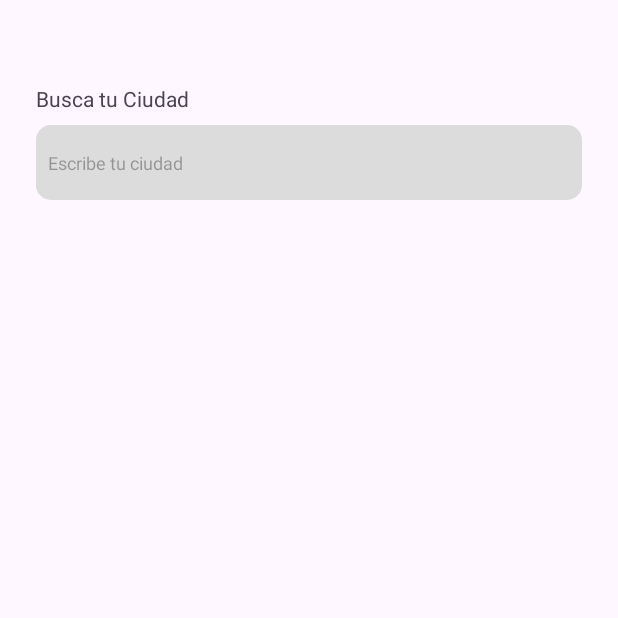
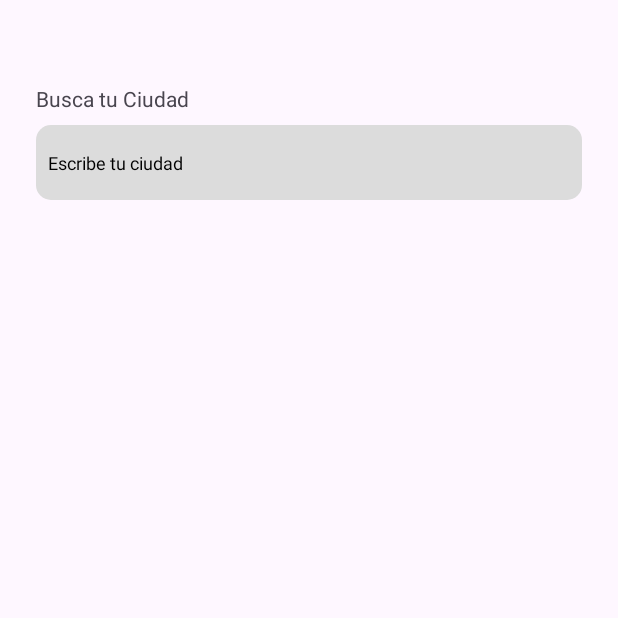
Before and after one commit to DanyMeza/OpenWeatherMap, an Android app: the CityListActivity screen opened directly, with no data from a screen before it, on a phone screen of 412 x 824 dp, the top half of it. Run offline under Robolectric (Android 15) with nearby library versions, the light colour scheme and no system bars.

Commit message:
Final final commit

```diff
--- a/app/src/main/java/meza/jonathan/openweathermap/Activity/CityListActivity.kt
+++ b/app/src/main/java/meza/jonathan/openweathermap/Activity/CityListActivity.kt
@@ -41,11 +41,11 @@ class CityListActivity : AppCompatActivity() {
                     count: Int,
                     after: Int
                 ) {
-                    TODO("Not yet implemented")
+
                 }
 
                 override fun onTextChanged(s: CharSequence?, start: Int, before: Int, count: Int) {
-                    TODO("Not yet implemented")
+
                 }
 
                 override fun afterTextChanged(s: Editable?) {
--- a/app/src/main/res/layout/activity_city_list.xml
+++ b/app/src/main/res/layout/activity_city_list.xml
@@ -23,6 +23,8 @@
         android:background="@drawable/edittext_bg"
         android:ems="10"
         android:hint="Escribe tu ciudad"
+        android:textColorHint="@color/black"
+        android:textColor="@color/black"
         android:inputType="text"
         android:padding="8dp"
         android:textSize="12sp" />
--- a/app/src/main/res/layout/activity_main.xml
+++ b/app/src/main/res/layout/activity_main.xml
@@ -107,7 +107,7 @@
                 android:shadowDx="1"
                 android:shadowDy="1"
                 android:shadowRadius="3"
-                android:text="Wind"
+                android:text="Viento"
                 android:textAlignment="center"
                 android:textColor="@color/white"
                 android:textSize="12sp" />
@@ -231,7 +231,7 @@
                 android:shadowDx="1"
                 android:shadowDy="1"
                 android:shadowRadius="3"
-                android:text="Humidity"
+                android:text="Humedad"
                 android:textAlignment="center"
                 android:textColor="@color/white"
                 android:textSize="12sp" />
```
